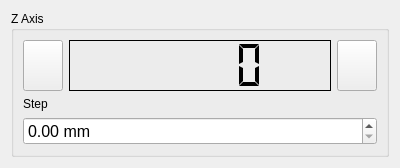
First picture: the form in pychamber/plugins/positioners/diamond/d6050_widget.ui, repository PyChamber/PyChamber, before the edit.
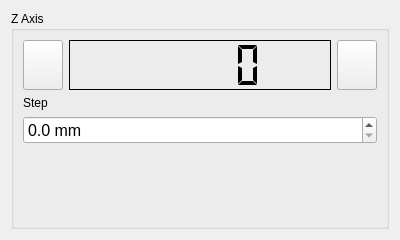
Second picture: the form after the edit.

Patch:
```diff
--- a/pychamber/plugins/positioners/diamond/d6050_widget.ui
+++ b/pychamber/plugins/positioners/diamond/d6050_widget.ui
@@ -7,7 +7,7 @@
     <x>0</x>
     <y>0</y>
     <width>400</width>
-    <height>168</height>
+    <height>240</height>
    </rect>
   </property>
   <property name="windowTitle">
@@ -19,7 +19,7 @@
      <property name="title">
       <string>Z Axis</string>
      </property>
-     <layout class="QVBoxLayout" name="verticalLayout_2" stretch="1,0,0">
+     <layout class="QVBoxLayout" name="verticalLayout_2" stretch="0,0,0,0">
       <item>
        <layout class="QHBoxLayout" name="horizontalLayout">
         <item>
@@ -101,14 +101,30 @@
         <property name="suffix">
          <string> mm</string>
         </property>
+        <property name="decimals">
+         <number>1</number>
+        </property>
         <property name="maximum">
-         <double>180.000000000000000</double>
+         <double>100.000000000000000</double>
         </property>
         <property name="singleStep">
          <double>0.500000000000000</double>
         </property>
        </widget>
       </item>
+      <item>
+       <spacer name="verticalSpacer">
+        <property name="orientation">
+         <enum>Qt::Vertical</enum>
+        </property>
+        <property name="sizeHint" stdset="0">
+         <size>
+          <width>20</width>
+          <height>40</height>
+         </size>
+        </property>
+       </spacer>
+      </item>
      </layout>
     </widget>
    </item>
```
Left out of the diff: 2 changed lines with no effect on the pictures.
